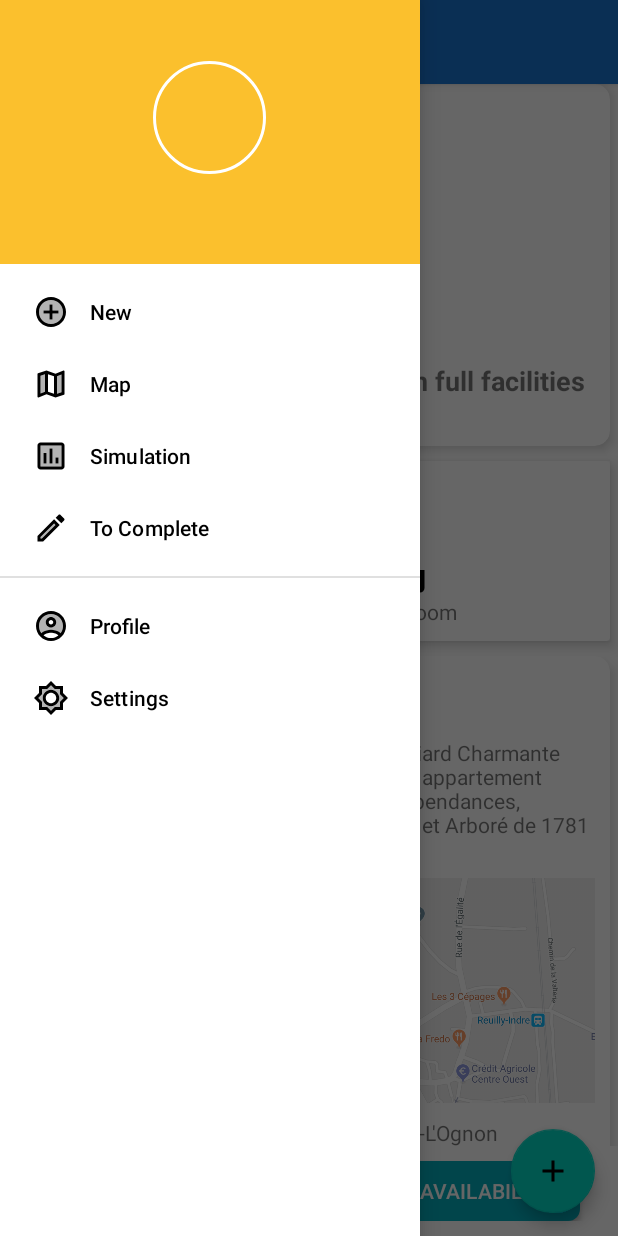
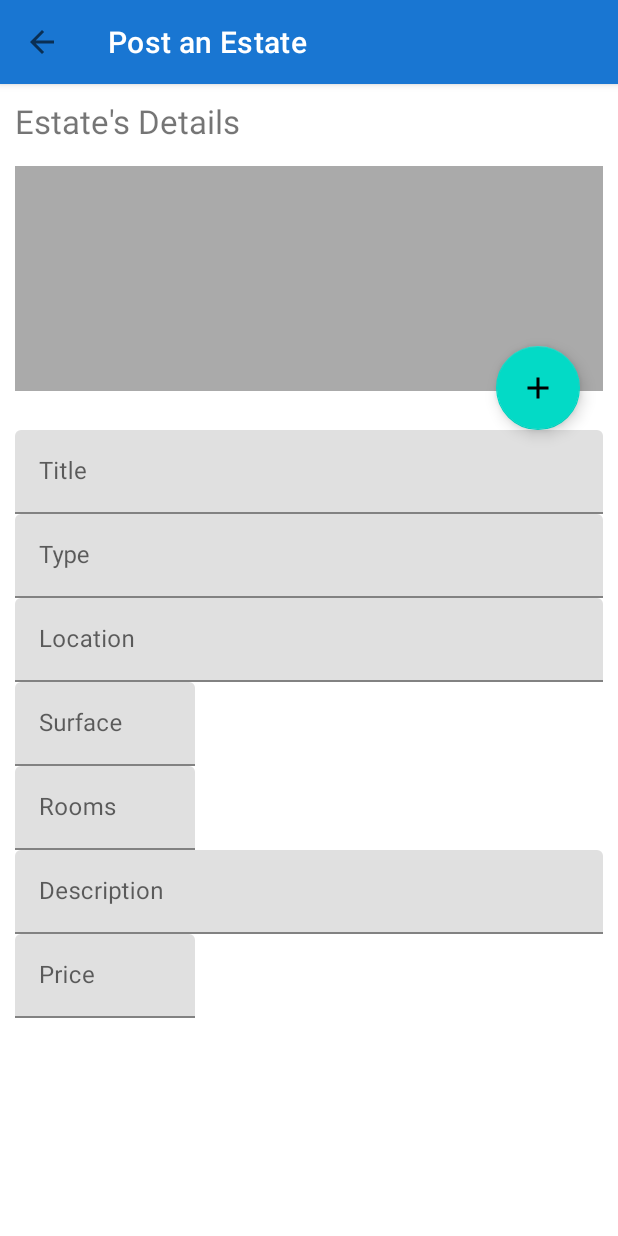
Before and after one commit to Guillaume-GitHub/RealEstateManager, an Android app: the fragment DetailFragment placed in its activity, after a tap on "New", on a phone screen of 412 x 824 dp. Run offline under Robolectric (Android 15) with nearby library versions, the phone set to English and light mode, and no system bars; 1 other tap on this screen came first.

Commit message:
add new estate activity

```diff
--- a/app/src/main/java/com/openclassrooms/realestatemanager/controller/DetailFragment.kt
+++ b/app/src/main/java/com/openclassrooms/realestatemanager/controller/DetailFragment.kt
@@ -2,10 +2,13 @@ package com.openclassrooms.realestatemanager.controller
 
 
 import android.os.Bundle
+import android.util.Log
 import androidx.fragment.app.Fragment
 import android.view.LayoutInflater
+import android.view.MenuItem
 import android.view.View
 import android.view.ViewGroup
+import androidx.appcompat.widget.Toolbar
 
 import com.openclassrooms.realestatemanager.R
 
@@ -17,5 +20,7 @@ class DetailFragment : Fragment() {
         return inflater.inflate(R.layout.fragment_detail, container, false)
     }
 
-
+    override fun onViewCreated(view: View, savedInstanceState: Bundle?) {
+        super.onViewCreated(view, savedInstanceState)
+    }
 }
--- a/app/src/main/java/com/openclassrooms/realestatemanager/controller/HomeFragment.kt
+++ b/app/src/main/java/com/openclassrooms/realestatemanager/controller/HomeFragment.kt
@@ -3,7 +3,6 @@ package com.openclassrooms.realestatemanager.controller
 
 import android.content.Intent
 import android.os.Bundle
-import android.util.Log
 import androidx.fragment.app.Fragment
 import android.view.LayoutInflater
 import android.view.View
@@ -23,7 +22,6 @@ import kotlinx.android.synthetic.main.fragment_main.*
 class HomeFragment : Fragment(),RecyclerViewItemClickListener {
 
     override fun OnRecyclerViewItemclick(position: Int) {
-        Log.d("TAG","RECEIVE CALLBACK CLICK")
         this.showDetailFragment()
     }
 
@@ -73,26 +71,26 @@ class HomeFragment : Fragment(),RecyclerViewItemClickListener {
     private fun onClickLastestEstate(){
         fragment_main_latest_estate_imageview.setOnClickListener(View.OnClickListener { v: View? ->
             val detailFragment = DetailFragment()
-            fragmentManager!!.beginTransaction()
-                    .setCustomAnimations(android.R.animator.fade_in, android.R.animator.fade_out)
-                    .replace(R.id.activity_main_framelayout_list,detailFragment,"detailFragment")
-                    .addToBackStack(null)
-                    .commit()
+            fragmentManager?.beginTransaction()
+                    ?.setCustomAnimations(android.R.animator.fade_in, android.R.animator.fade_out)
+                    ?.replace(R.id.activity_main_framelayout_list,detailFragment,"detailFragment")
+                    ?.addToBackStack(null)
+                    ?.commit()
         })
     }
 
     private fun showDetailFragment(){
             val detailFragment = DetailFragment()
-            fragmentManager!!.beginTransaction()
-                    .setCustomAnimations(android.R.animator.fade_in, android.R.animator.fade_out)
-                    .replace(R.id.activity_main_framelayout_list,detailFragment,"detailFragment")
-                    .addToBackStack(null)
-                    .commit()
+            fragmentManager?.beginTransaction()
+                    ?.setCustomAnimations(android.R.animator.fade_in, android.R.animator.fade_out)
+                    ?.replace(R.id.activity_main_framelayout_list,detailFragment,"detailFragment")
+                    ?.addToBackStack(null)
+                    ?.commit()
     }
 
     private fun onClickSearchView(){
         fragment_main_search_view.setOnClickListener(View.OnClickListener { v: View? ->
-            var intent = Intent(context,FilterActivity::class.java)
+            val intent = Intent(context,FilterActivity::class.java)
             startActivityForResult(intent,RQ_FILTER_ACTIVITY)
         })
     }
@@ -116,6 +114,4 @@ class HomeFragment : Fragment(),RecyclerViewItemClickListener {
         categories.add(EstateCategory("Mansion"))
     }
 
-
-
 }
--- a/app/src/main/java/com/openclassrooms/realestatemanager/controller/MainActivity.kt
+++ b/app/src/main/java/com/openclassrooms/realestatemanager/controller/MainActivity.kt
@@ -1,13 +1,16 @@
 package com.openclassrooms.realestatemanager.controller
 
+import android.content.Intent
 import androidx.appcompat.app.AppCompatActivity
 import android.os.Bundle
+import android.view.MenuItem
 import androidx.appcompat.app.ActionBarDrawerToggle
+import com.google.android.material.navigation.NavigationView
 import com.openclassrooms.realestatemanager.R
 import kotlinx.android.synthetic.main.activity_main.*
 
 
-class MainActivity : AppCompatActivity() {
+class MainActivity : AppCompatActivity(), NavigationView.OnNavigationItemSelectedListener {
 
     override fun onCreate(savedInstanceState: Bundle?) {
         super.onCreate(savedInstanceState)
@@ -31,10 +34,25 @@ class MainActivity : AppCompatActivity() {
     }
 
 
-    // 2 - Configure Drawer Layout
+    // Configure Drawer Layout
     private fun configureDrawerLayout() {
-        var drawerLayout = activity_main_drawer_layout
-        var toggle = ActionBarDrawerToggle(this, drawerLayout, activity_main_toolbar, R.string.navigation_drawer_open, R.string.navigation_drawer_close)
+        // config open/close drawer
+        val drawerLayout = activity_main_drawer_layout
+        val toggle = ActionBarDrawerToggle(this, drawerLayout, activity_main_toolbar, R.string.navigation_drawer_open, R.string.navigation_drawer_close)
         drawerLayout.addDrawerListener(toggle)
+
+        //config click on drawer items
+        val navigationView = activity_main_nav_view
+        navigationView.setNavigationItemSelectedListener(this)
+
     }
+
+
+    override fun onNavigationItemSelected(item: MenuItem): Boolean {
+       when(item.itemId){
+           R.id.activity_main_drawer_new -> startActivity(Intent(this, NewEstateActivity::class.java))
+       }
+        return true
+    }
+
 }
--- /dev/null
+++ b/app/src/main/java/com/openclassrooms/realestatemanager/controller/NewEstateActivity.kt
@@ -0,0 +1,24 @@
+package com.openclassrooms.realestatemanager.controller
+
+import androidx.appcompat.app.AppCompatActivity
+import android.os.Bundle
+import com.openclassrooms.realestatemanager.R
+import kotlinx.android.synthetic.main.activity_main.*
+import kotlinx.android.synthetic.main.activity_new_estate.*
+
+class NewEstateActivity : AppCompatActivity() {
+
+    override fun onCreate(savedInstanceState: Bundle?) {
+        super.onCreate(savedInstanceState)
+        setContentView(R.layout.activity_new_estate)
+        this.configToolbar()
+    }
+
+
+    private fun configToolbar(){
+        // Set the toolbar as support action bar
+        setSupportActionBar(activity_new_estate_toolbar)
+        supportActionBar?.setDisplayHomeAsUpEnabled(true)
+        supportActionBar?.elevation = 5.0f
+    }
+}
--- a/app/src/main/res/layout/activity_main.xml
+++ b/app/src/main/res/layout/activity_main.xml
@@ -24,27 +24,10 @@
             app:titleTextColor="@color/colorTextOnPrimary">
         </androidx.appcompat.widget.Toolbar>
 
-        <androidx.coordinatorlayout.widget.CoordinatorLayout
-            android:layout_width="match_parent"
-            android:layout_height="match_parent">
-
             <FrameLayout
                 android:id="@+id/activity_main_framelayout_list"
                 android:layout_width="match_parent"
                 android:layout_height="match_parent" />
-
-            <com.google.android.material.floatingactionbutton.FloatingActionButton
-                android:id="@+id/activity_main_floating_btn"
-                android:layout_width="wrap_content"
-                android:layout_height="wrap_content"
-                style="@style/Widget.Design.FloatingActionButton"
-                android:layout_margin="@dimen/large_app_margin"
-                app:layout_anchor="@+id/activity_main_framelayout_list"
-                app:layout_anchorGravity="end|bottom"
-                android:src="@drawable/ic_twotone_add_24px"
-                android:tint="@color/colorTextOnPrimary" />
-
-        </androidx.coordinatorlayout.widget.CoordinatorLayout>
 
     </LinearLayout>
 
--- /dev/null
+++ b/app/src/main/res/layout/activity_new_estate.xml
@@ -0,0 +1,170 @@
+<?xml version="1.0" encoding="utf-8"?>
+<RelativeLayout
+    android:id="@+id/activity_new_estate_root"
+    xmlns:android="http://schemas.android.com/apk/res/android"
+    xmlns:app="http://schemas.android.com/apk/res-auto"
+    xmlns:tools="http://schemas.android.com/tools"
+    android:layout_width="match_parent"
+    android:layout_height="match_parent"
+    android:orientation="vertical"
+    tools:context=".controller.NewEstateActivity">
+
+    <androidx.appcompat.widget.Toolbar
+        android:id="@+id/activity_new_estate_toolbar"
+        android:layout_width="match_parent"
+        android:layout_height="?attr/actionBarSize"
+        android:background="@color/colorPrimary"
+        app:navigationIcon="?attr/homeAsUpIndicator"
+        app:title="@string/activity_new_estate_toolbar_title"
+        app:titleTextColor="@color/colorTextOnPrimary">
+
+        <androidx.appcompat.widget.AppCompatImageButton
+            android:layout_width="wrap_content"
+            android:layout_height="match_parent"
+            android:layout_gravity="end"
+            android:layout_margin="@dimen/small_app_margin"
+            android:background="@android:color/transparent"
+            android:padding="@dimen/large_app_padding" />
+    </androidx.appcompat.widget.Toolbar>
+
+    <androidx.core.widget.NestedScrollView
+        android:layout_width="match_parent"
+        android:layout_height="match_parent"
+        android:layout_below="@id/activity_new_estate_toolbar">
+
+        <LinearLayout
+            android:layout_width="match_parent"
+            android:layout_height="match_parent"
+            android:orientation="vertical"
+            android:layout_below="@id/activity_new_estate_toolbar"
+            android:layout_margin="@dimen/default_app_margin">
+
+            <androidx.appcompat.widget.AppCompatTextView
+                android:layout_width="wrap_content"
+                android:layout_height="wrap_content"
+                android:text="@string/activity_new_estate_title"
+                android:textSize="@dimen/title_text_size"
+                android:layout_marginBottom="@dimen/large_app_margin"/>
+
+
+            <androidx.recyclerview.widget.RecyclerView
+                android:id="@+id/activity_new_estate_image"
+                android:layout_width="match_parent"
+                android:layout_height="@dimen/activity_new_estate_recycler_height"
+                android:background="@android:color/darker_gray" />
+
+            <com.google.android.material.floatingactionbutton.FloatingActionButton
+                android:layout_width="wrap_content"
+                android:layout_height="wrap_content"
+                app:layout_anchor="@+id/activity_new_estate_image"
+                android:layout_gravity="end"
+                android:layout_marginTop="-30dp"
+                android:layout_marginEnd="@dimen/large_app_margin"
+                android:src="@drawable/ic_twotone_add_24px"
+                android:tint="@color/colorTextOnPrimary"/>
+
+            <com.google.android.material.textfield.TextInputLayout
+                android:id="@+id/activity_new_estate_input_layout_title"
+                android:layout_width="match_parent"
+                android:layout_height="wrap_content">
+
+                <com.google.android.material.textfield.TextInputEditText
+                    android:id="@+id/activity_new_estate_edit_text_title"
+                    android:layout_width="match_parent"
+                    android:layout_height="match_parent"
+                    android:hint="@string/activity_new_estate_edit_text_title" />
+
+            </com.google.android.material.textfield.TextInputLayout>
+
+            <com.google.android.material.textfield.TextInputLayout
+                android:id="@+id/activity_new_estate_input_layout_type"
+                android:layout_width="match_parent"
+                android:layout_height="wrap_content">
+
+                <com.google.android.material.textfield.TextInputEditText
+                    android:id="@+id/activity_new_estate_edit_text_type"
+                    android:layout_width="match_parent"
+                    android:layout_height="match_parent"
+                    android:hint="@string/activity_new_estate_edit_text_type"
+                    android:inputType="textAutoComplete"/>
+
+            </com.google.android.material.textfield.TextInputLayout>
+
+            <com.google.android.material.textfield.TextInputLayout
+                android:id="@+id/activity_new_estate_input_layout_location"
+                android:layout_width="match_parent"
+                android:layout_height="wrap_content">
+
+                <com.google.android.material.textfield.TextInputEditText
+                    android:id="@+id/activity_new_estate_edit_text_location"
+                    android:layout_width="match_parent"
+                    android:layout_height="match_parent"
+                    android:hint="@string/activity_new_estate_edit_text_location"
+                    android:inputType="textPostalAddress"/>
+
+            </com.google.android.material.textfield.TextInputLayout>
+
+            <com.google.android.material.textfield.TextInputLayout
+                android:id="@+id/activity_new_estate_input_layout_surface"
+                android:layout_width="wrap_content"
+                android:layout_height="wrap_content">
+
+                <com.google.android.material.textfield.TextInputEditText
+                    android:id="@+id/activity_new_estate_edit_text_surface"
+                    android:layout_width="120dp"
+                    android:layout_height="match_parent"
+                    android:hint="@string/activity_new_estate_edit_text_surface"
+                    android:inputType="numberSigned"
+                    android:maxLength="8"/>
+
+            </com.google.android.material.textfield.TextInputLayout>
+
+            <com.google.android.material.textfield.TextInputLayout
+                android:id="@+id/activity_new_estate_input_layout_rooms"
+                android:layout_width="match_parent"
+                android:layout_height="wrap_content">
+
+                <com.google.android.material.textfield.TextInputEditText
+                    android:id="@+id/activity_new_estate_edit_text_rooms"
+                    android:layout_width="120dp"
+                    android:layout_height="match_parent"
+                    android:hint="@string/activity_new_estate_edit_text_rooms"
+                    android:inputType="numberSigned"/>
+
+            </com.google.android.material.textfield.TextInputLayout>
+
+            <com.google.android.material.textfield.TextInputLayout
+                android:id="@+id/activity_new_estate_input_layout_description"
+                android:layout_width="match_parent"
+                android:layout_height="wrap_content">
+
+                <com.google.android.material.textfield.TextInputEditText
+                    android:id="@+id/activity_new_estate_edit_text_description"
+                    android:layout_width="match_parent"
+                    android:layout_height="match_parent"
+                    android:hint="@string/activity_new_estate_edit_text_description"
+                    android:inputType="textMultiLine"
+                    android:maxHeight="250dp"/>
+
+            </com.google.android.material.textfield.TextInputLayout>
+
+
+            <com.google.android.material.textfield.TextInputLayout
+                android:id="@+id/activity_new_estate_input_layout_price"
+                android:layout_width="match_parent"
+                android:layout_height="wrap_content">
+
+                <com.google.android.material.textfield.TextInputEditText
+                    android:id="@+id/activity_new_estate_edit_text_price"
+                    android:layout_width="120dp"
+                    android:layout_height="match_parent"
+                    android:hint="@string/activity_new_estate_edit_text_price"
+                    android:inputType="numberSigned"/>
+
+            </com.google.android.material.textfield.TextInputLayout>
+
+        </LinearLayout>
+
+    </androidx.core.widget.NestedScrollView>
+
+</RelativeLayout>
--- a/app/src/main/res/layout/fragment_detail.xml
+++ b/app/src/main/res/layout/fragment_detail.xml
@@ -188,7 +188,8 @@
                                 android:layout_width="match_parent"
                                 android:layout_height="@dimen/fragment_item_detail_image_map_height"
                                 android:scaleType="centerCrop"
-                                android:src="@drawable/map" />
+                                android:src="@drawable/map"
+                                android:background="@color/colorSecondary"/>
 
                             <androidx.appcompat.widget.AppCompatTextView
                                 android:layout_width="match_parent"
--- a/app/src/main/res/layout/fragment_main.xml
+++ b/app/src/main/res/layout/fragment_main.xml
@@ -1,9 +1,13 @@
 <?xml version="1.0" encoding="utf-8"?>
+
+<androidx.coordinatorlayout.widget.CoordinatorLayout
+    xmlns:android="http://schemas.android.com/apk/res/android"
+    xmlns:app="http://schemas.android.com/apk/res-auto"
+    android:layout_width="match_parent"
+    android:layout_height="match_parent">
 
     <LinearLayout
         android:id="@+id/fragment_main_root_container"
-    xmlns:android="http://schemas.android.com/apk/res/android"
-    xmlns:app="http://schemas.android.com/apk/res-auto"
         android:layout_width="match_parent"
         android:layout_height="match_parent"
         android:orientation="vertical">
@@ -88,10 +92,25 @@
                 <androidx.recyclerview.widget.RecyclerView
                     android:id="@+id/fragment_main_recyclerview_sold"
                     android:layout_width="match_parent"
-                android:layout_height="wrap_content">
+                    android:layout_height="wrap_content"
+                    android:layout_marginBottom="65dp">
                 </androidx.recyclerview.widget.RecyclerView>
 
             </LinearLayout>
+
         </androidx.core.widget.NestedScrollView>
 
     </LinearLayout>
+
+    <com.google.android.material.floatingactionbutton.FloatingActionButton
+        android:id="@+id/activity_main_floating_btn"
+        style="@style/Widget.Design.FloatingActionButton"
+        android:layout_width="wrap_content"
+        android:layout_height="wrap_content"
+        android:layout_margin="@dimen/large_app_margin"
+        android:src="@drawable/ic_twotone_add_24px"
+        android:tint="@color/colorTextOnPrimary"
+        app:layout_anchor="@+id/fragment_main_root_container"
+        app:layout_anchorGravity="end|bottom" />
+
+</androidx.coordinatorlayout.widget.CoordinatorLayout>
--- a/app/src/main/res/layout/recyclerview_category_item.xml
+++ b/app/src/main/res/layout/recyclerview_category_item.xml
@@ -30,7 +30,8 @@
             android:gravity="center"
             android:textColor="@android:color/white"
             android:textStyle="bold"
-            android:background="@color/transparentGrey"
+            android:textAppearance="@style/Widget.MaterialComponents.Button.OutlinedButton"
+            android:textSize="@dimen/medium_text_size"
             tools:text="Apartment" />
 
     </androidx.cardview.widget.CardView>
--- a/app/src/main/res/layout/recyclerview_home_list_item.xml
+++ b/app/src/main/res/layout/recyclerview_home_list_item.xml
@@ -9,7 +9,8 @@
     android:orientation="vertical"
     android:layout_margin="@dimen/default_app_margin"
     android:clickable="true"
-    android:focusable="true">
+    android:focusable="true"
+    android:background="?attr/selectableItemBackground">
 
 
     <!--***************** IMAGE CONTAINER (Top part) *******************-->
--- a/app/src/main/res/values/dimens.xml
+++ b/app/src/main/res/values/dimens.xml
@@ -40,6 +40,9 @@
     <!--MAIN PAGE IMAGE VIEW-->
     <dimen name="main_page_image_view">150dp</dimen>
 
+    <!--ACTIVITY NEW ESTATE-->
+    <dimen name="activity_new_estate_recycler_height">150dp</dimen>
+
     <!--Detail Fragment-->
     <dimen name="fragment_item_detail_profile_image_height">70dp</dimen>
     <dimen name="fragment_item_detail_profile_image_width">70dp</dimen>
--- a/app/src/main/res/values/strings.xml
+++ b/app/src/main/res/values/strings.xml
@@ -26,6 +26,17 @@
     <string name="activity_filter_type">Type</string>
     <string name="activity_filter_input_btn">Apply</string>
 
+    <!--NEW ESTATE ACTIVITY TEXT-->
+    <string name="activity_new_estate_toolbar_title">Post an Estate</string>
+    <string name="activity_new_estate_title">Estate\'s Details</string>
+    <string name="activity_new_estate_edit_text_title">Title</string>
+    <string name="activity_new_estate_edit_text_type">Type</string>
+    <string name="activity_new_estate_edit_text_location">Location</string>
+    <string name="activity_new_estate_edit_text_surface">Surface</string>
+    <string name="activity_new_estate_edit_text_rooms">Rooms</string>
+    <string name="activity_new_estate_edit_text_description">Description</string>
+    <string name="activity_new_estate_edit_text_price">Price</string>
+
     <!--DETAIL FRAGMENT-->
     <string name="fragment_item_detail_title_detail">Criteria</string>
     <string name="fragment_item_detail_title_description">Description</string>
```
Also changed, not shown: app/src/main/AndroidManifest.xml (+6 -2 lines). Lines whose indentation alone changed are shown as unchanged.
